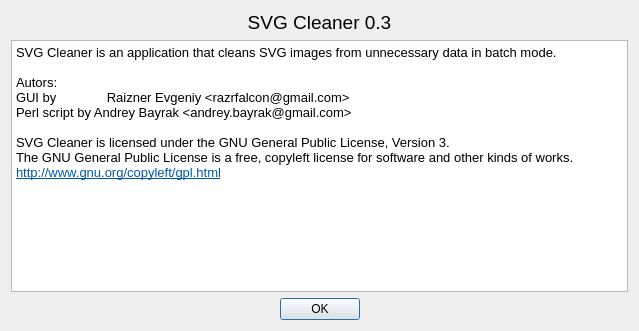
This is src/aboutdialog.ui in RazrFalcon/svgcleaner as Qt 5 draws it before an edit. The edited form follows.
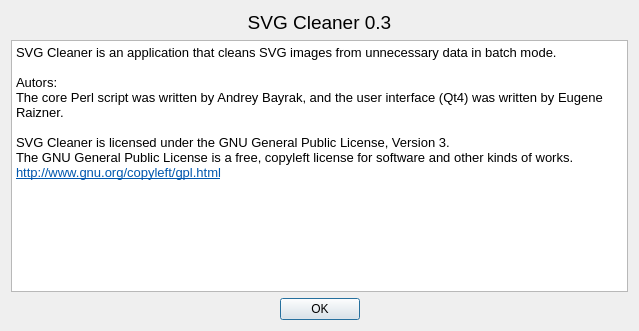
This is the edited form.

The edit to the form file:
```diff
--- a/src/aboutdialog.ui
+++ b/src/aboutdialog.ui
@@ -45,8 +45,7 @@
 &lt;p style=&quot; margin-top:0px; margin-bottom:0px; margin-left:0px; margin-right:0px; -qt-block-indent:0; text-indent:0px;&quot;&gt;SVG Cleaner is an application that cleans SVG images from unnecessary data in batch mode.&lt;/p&gt;
 &lt;p style=&quot;-qt-paragraph-type:empty; margin-top:0px; margin-bottom:0px; margin-left:0px; margin-right:0px; -qt-block-indent:0; text-indent:0px;&quot;&gt;&lt;/p&gt;
 &lt;p style=&quot; margin-top:0px; margin-bottom:0px; margin-left:0px; margin-right:0px; -qt-block-indent:0; text-indent:0px;&quot;&gt;Autors:&lt;/p&gt;
-&lt;p style=&quot; margin-top:0px; margin-bottom:0px; margin-left:0px; margin-right:0px; -qt-block-indent:0; text-indent:0px;&quot;&gt;GUI by	   Raizner Evgeniy &amp;lt;razrfalcon@gmail.com&amp;gt;&lt;/p&gt;
-&lt;p style=&quot; margin-top:0px; margin-bottom:0px; margin-left:0px; margin-right:0px; -qt-block-indent:0; text-indent:0px;&quot;&gt;Perl script by Andrey Bayrak &amp;lt;andrey.bayrak@gmail.com&amp;gt;&lt;/p&gt;
+&lt;p style=&quot; margin-top:0px; margin-bottom:0px; margin-left:0px; margin-right:0px; -qt-block-indent:0; text-indent:0px;&quot;&gt;The core Perl script was written by Andrey Bayrak, and the user interface (Qt4) was written by Eugene Raizner.&lt;/p&gt;
 &lt;p style=&quot;-qt-paragraph-type:empty; margin-top:0px; margin-bottom:0px; margin-left:0px; margin-right:0px; -qt-block-indent:0; text-indent:0px;&quot;&gt;&lt;/p&gt;
 &lt;p style=&quot; margin-top:0px; margin-bottom:0px; margin-left:0px; margin-right:0px; -qt-block-indent:0; text-indent:0px;&quot;&gt;SVG Cleaner is licensed under the GNU General Public License, Version 3.&lt;br /&gt;The GNU General Public License is a free, copyleft license for software and other kinds of works.&lt;br /&gt;&lt;a href=&quot;http://www.gnu.org/copyleft/gpl.html&quot;&gt;&lt;span style=&quot; text-decoration: underline; color:#0057ae;&quot;&gt;http://www.gnu.org/copyleft/gpl.html&lt;/span&gt;&lt;/a&gt;&lt;/p&gt;&lt;/body&gt;&lt;/html&gt;</string>
      </property>
```
